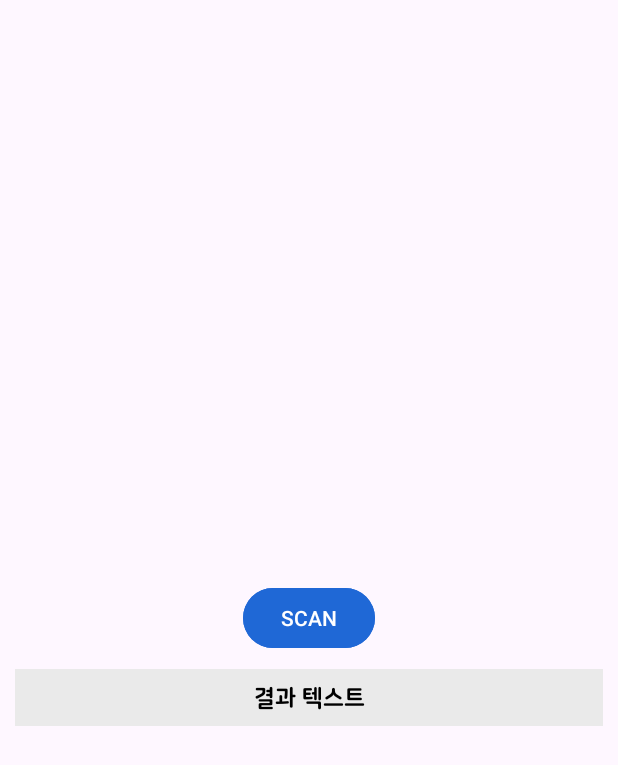
After one commit to 0-x-14/charge_service, an Android app: the ScanQRActivity screen opened directly, with no data from a screen before it, on a phone screen of 412 x 824 dp. The commit adds this screen. Shown: the top 765 px of the screen. Run offline under Robolectric (Android 15) with nearby library versions, the phone set to English and light mode, and no system bars; libraries missing offline, so code that uses them is left out: com.journeyapps.barcodescanner.

Commit message:
권한 요청이랑 큐알 스캔 부분 추가 그리고 activity_scan_qr.xml이거 레이아웃 만들었음_약간의 추가적 작업 들어갈 예정

```diff
--- a/app/build.gradle.kts
+++ b/app/build.gradle.kts
@@ -41,7 +41,7 @@ android {
 }
 
 dependencies {
-
+    implementation ("com.journeyapps:zxing-android-embedded:4.3.0")
     implementation("androidx.core:core-ktx:1.9.0")
     implementation("androidx.appcompat:appcompat:1.6.1")
     implementation("com.google.android.material:material:1.10.0")
--- /dev/null
+++ b/app/src/main/java/com/example/charge_service/ScanQRActivity.kt
@@ -0,0 +1,58 @@
+package com.example.charge_service
+import android.os.Bundle
+import android.widget.Button
+import android.widget.TextView
+import android.widget.Toast
+import androidx.appcompat.app.AppCompatActivity
+import com.example.charge_service.R
+import com.journeyapps.barcodescanner.ScanContract
+import com.journeyapps.barcodescanner.ScanIntentResult
+import com.journeyapps.barcodescanner.ScanOptions
+
+
+class ScanQRActivity : AppCompatActivity() {
+
+    private lateinit var txtResult : TextView
+
+    // 스캐너 설정
+    private val barcodeLauncher = registerForActivityResult(
+        ScanContract()
+    ) { result: ScanIntentResult ->
+        // result : 스캔된 결과
+
+        // 내용이 없다면
+        if (result.contents == null) {
+            Toast.makeText(this, "Cancelled", Toast.LENGTH_LONG).show()
+        }
+        else { // 내용이 있다면
+
+            // 1. Toast 메시지 출력.
+            Toast.makeText(
+                this,
+                "Scanned: " + result.contents,
+                Toast.LENGTH_LONG
+            ).show()
+
+            // 2. 결과 값 TextView에 출력.
+            txtResult.text = result.contents.toString()
+        }
+    }
+
+    fun onScanButtonClicked() {
+        // Launch ( SCAN 실행 )
+        barcodeLauncher.launch(ScanOptions())
+    }
+
+    override fun onCreate(savedInstanceState: Bundle?) {
+        super.onCreate(savedInstanceState)
+        setContentView(R.layout.activity_scan_qr)
+
+        val btnScan : Button = findViewById(R.id.btnScan)
+        txtResult = findViewById(R.id.txtResult)
+
+        // SCAN 버튼 클릭
+        btnScan.setOnClickListener {
+            onScanButtonClicked()
+        }
+    }
+}
--- /dev/null
+++ b/app/src/main/res/layout/activity_scan_qr.xml
@@ -0,0 +1,37 @@
+<?xml version="1.0" encoding="utf-8"?>
+<androidx.constraintlayout.widget.ConstraintLayout
+    xmlns:android="http://schemas.android.com/apk/res/android"
+    xmlns:app="http://schemas.android.com/apk/res-auto"
+    xmlns:tools="http://schemas.android.com/tools"
+    android:layout_width="match_parent"
+    android:layout_height="match_parent"
+    tools:context="ScanQRActivity">
+
+
+    <Button
+        android:text="SCAN"
+        android:id="@+id/btnScan"
+        android:backgroundTint="#1F68D6"
+        android:layout_width="wrap_content"
+        android:layout_height="wrap_content"
+        app:layout_constraintTop_toTopOf="parent"
+        app:layout_constraintLeft_toLeftOf="parent"
+        app:layout_constraintRight_toRightOf="parent"
+        app:layout_constraintBottom_toBottomOf="parent"
+        />
+
+    <TextView
+        android:padding="10dp"
+        android:text="결과 텍스트"
+        android:background="#eaeaea"
+        android:id="@+id/txtResult"
+        android:textSize="15sp"
+        android:textColor="@color/black"
+        android:layout_width="match_parent"
+        android:layout_height="wrap_content"
+        app:layout_constraintTop_toBottomOf="@+id/btnScan"
+        android:textAlignment="center"
+        android:layout_margin="10dp"
+        />
+
+</androidx.constraintlayout.widget.ConstraintLayout>
```
Also changed, not shown: app/src/main/AndroidManifest.xml (+15 -22 lines), app/src/main/java/com/example/charge_service/MainActivity.kt (+10 -1 lines), app/src/main/res/layout/rental.xml (+6 -5 lines), app/src/main/res/layout/rental_complete_2.xml (+6 -4 lines).
